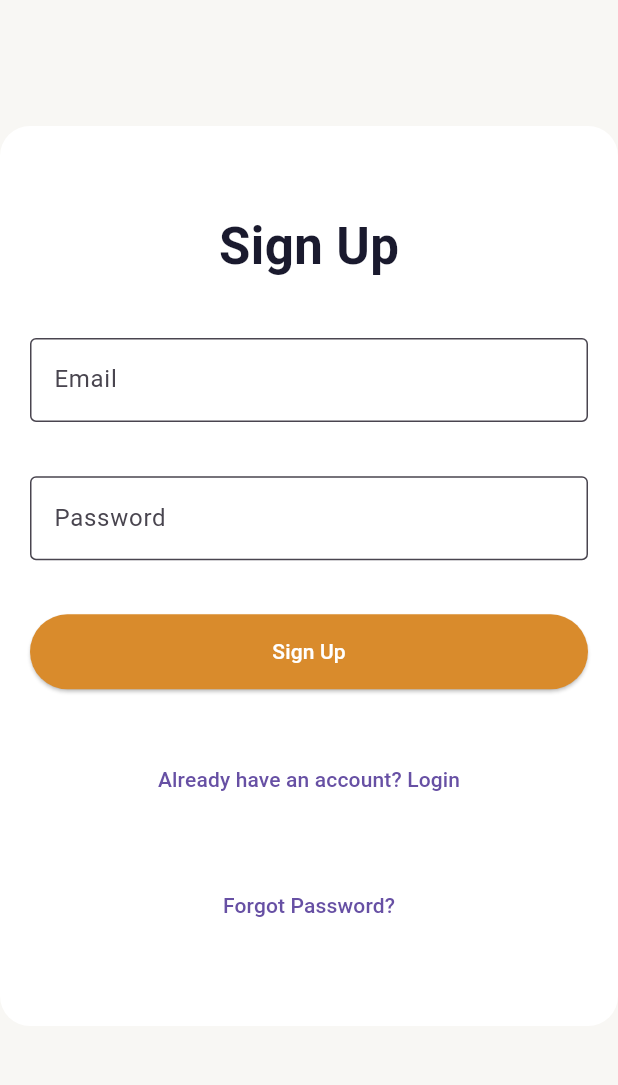
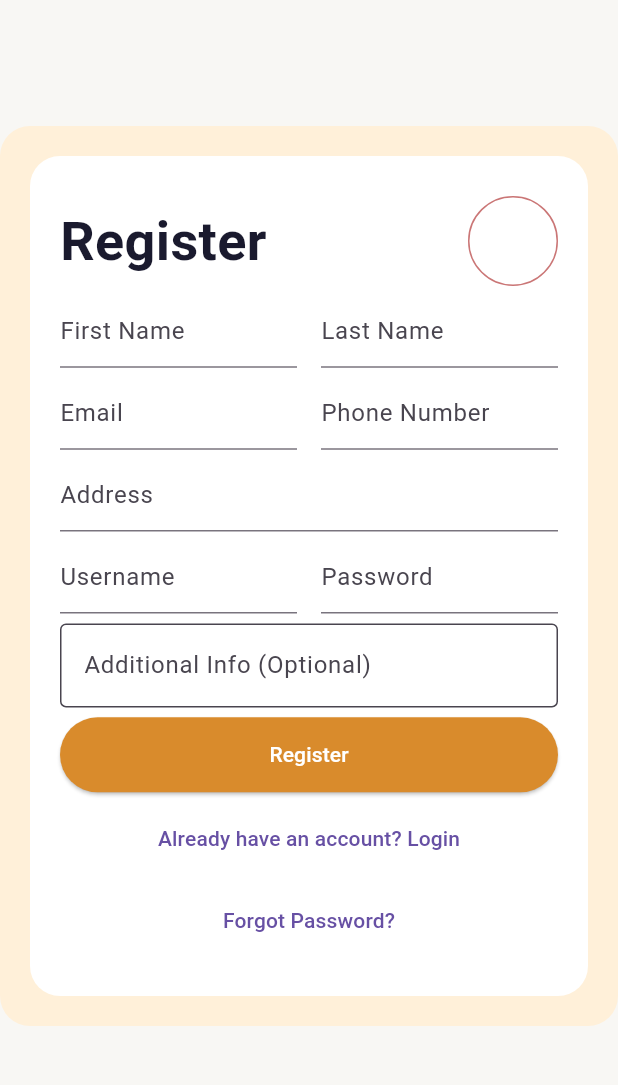
Before and after one commit to 25amtics330-sys/Traveloop, a Flutter app: the screen it shows after launch, after a tap on "Sign Up", on a phone screen of 412 x 824 dp, the part 84-1169 px from its top. Run offline on Flutter 3.47's test engine with Material 3 defaults, Android fonts, the phone set to English and light mode, and no system bars.

Commit message:
Added Registration Frontend

```diff
--- a/Frontend/webapp/lib/Pages/Authorization/login.dart
+++ b/Frontend/webapp/lib/Pages/Authorization/login.dart
@@ -19,20 +19,42 @@ class LoginPage extends StatelessWidget {
             width: 700,
             decoration: BoxDecoration(
               borderRadius: BorderRadius.circular(20),
-              color: AppColors.card,
+              color: AppColors.accentLight,
             ),
 
             padding: EdgeInsets.all(20),
+              child: Container(
+                height: 570,
+                width: 670,
+                padding: EdgeInsets.all(20),
+                decoration: BoxDecoration(
+
+                  borderRadius: BorderRadius.circular(20),
+                  color: AppColors.card,
+                ),
                 child: Column(
                   mainAxisAlignment: MainAxisAlignment.spaceEvenly,
+                  children: [
+                    Row(
+                      mainAxisAlignment: MainAxisAlignment.spaceBetween,
                       children: [
                         Text(
                           'Login',
                           style: TextStyle(
-                      fontSize: 34,
+                            fontSize: 36,
                             fontWeight: FontWeight.bold,
                             color: AppColors.text,
                           ),
+                        ),
+                        Container(
+                          width: 60,
+                          height: 60,
+                          decoration: BoxDecoration(
+                            border: Border.all(color: const Color.fromARGB(137, 157, 0, 0)),
+                            borderRadius: BorderRadius.circular(100),
+                          ),
+                        ),
+                      ],
                     ),
                     TextField(
                       decoration: InputDecoration(
@@ -76,6 +98,7 @@ class LoginPage extends StatelessWidget {
                       child: Text('Forgot Password?'),
                     ),
                   ]
+                ),
               )
           ),
         ),
--- a/Frontend/webapp/lib/Pages/Authorization/signup.dart
+++ b/Frontend/webapp/lib/Pages/Authorization/signup.dart
@@ -18,37 +18,76 @@ class SignupPage extends StatelessWidget {
             width: 700,
             decoration: BoxDecoration(
               borderRadius: BorderRadius.circular(20),
+              color: AppColors.accentLight,
+            ),
+            padding: EdgeInsets.all(20),
+            constraints:
+              BoxConstraints(minWidth: 700, minHeight: 600),
+              child: Container(
+                height: 570,
+                width: 670,
+                padding: EdgeInsets.all(20),
+                decoration: BoxDecoration(
+                  borderRadius: BorderRadius.circular(20),
                   color: AppColors.card,
                 ),
-
-            padding: EdgeInsets.all(20),
                 child: Column(
                   mainAxisAlignment: MainAxisAlignment.spaceEvenly,
                   children: [
+                    Row(
+                      mainAxisAlignment: MainAxisAlignment.spaceBetween,
+                      children: [
                         Text(
-                    'Sign Up',
+                          'Register',
                           style: TextStyle(
-                      fontSize: 34,
+                            fontSize: 36,
                             fontWeight: FontWeight.bold,
                             color: AppColors.text,
                           ),
                         ),
+                        Container(
+                          width: 60,
+                          height: 60,
+                          decoration: BoxDecoration(
+                            border: Border.all(color: const Color.fromARGB(137, 157, 0, 0)),
+                            borderRadius: BorderRadius.circular(100),
+                          ),
+                        ),
+                      ],
+                    ),
+                   Row(
+                  children: const [
+                    Expanded(child: TextField(decoration: InputDecoration(labelText: 'First Name', isDense: true))),
+                    SizedBox(width: 16),
+                    Expanded(child: TextField(decoration: InputDecoration(labelText: 'Last Name', isDense: true))),
+                  ],
+                ),
+                  Row(
+                  children: const [
+                    Expanded(child: TextField(decoration: InputDecoration(labelText: 'Email', isDense: true))),
+                    SizedBox(width: 16),
+                    Expanded(child: TextField(decoration: InputDecoration(labelText: 'Phone Number', isDense: true))),
+                  ],
+                ),
+                  Row(
+                  children: const [
+                    Expanded(child: TextField(decoration: InputDecoration(labelText: 'Address', isDense: true))),
+                  ],
+                ),
+                Row(
+                  children: const [
+                    Expanded(child: TextField(decoration: InputDecoration(labelText: 'Username', isDense: true))),
+                    SizedBox(width: 16),
+                    Expanded(child: TextField(decoration: InputDecoration(labelText: 'Password', isDense: true))),
+                  ],
+                ),
                     TextField(
                       decoration: InputDecoration(
-                      labelText: 'Email',
+                        labelText: 'Additional Info (Optional)',
                         border: OutlineInputBorder(),
                         fillColor: AppColors.card,
                         filled: true,
                       ),
-                  ),
-                  TextField(
-                    decoration: InputDecoration(
-                      labelText: 'Password',
-                      border: OutlineInputBorder(),
-                      fillColor: AppColors.card,
-                      filled: true,
-                    ),
-                    obscureText: true,
                     ),
 
                     ElevatedButton(
@@ -57,11 +96,12 @@ class SignupPage extends StatelessWidget {
                         foregroundColor: AppColors.card,
                         minimumSize: Size(double.infinity, 0),
                         padding: EdgeInsets.symmetric(vertical: 15),
+
                       ),
                       onPressed: () {
                         // Handle sign up logic here
                       },
-                    child: Text('Sign Up'),
+                      child: Text('Register'),
                     ),
                     TextButton(onPressed: () {
                       Navigator.pushNamed(context, '/login');
@@ -74,6 +114,7 @@ class SignupPage extends StatelessWidget {
                       child: Text('Forgot Password?'),
                     ),
                   ]
+                ),
               )
           ),
         ),
```
Also changed, not shown: Frontend/webapp/lib/Pages/Authorization/landing_page.dart (added, +119 -0 lines). Lines whose indentation alone changed are shown as unchanged.
